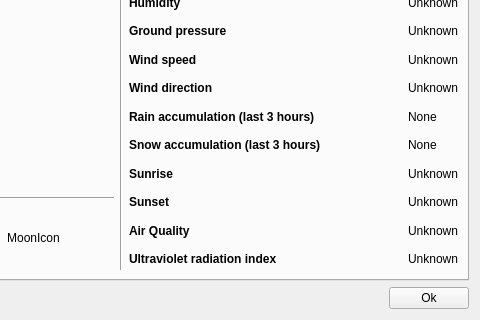
First picture: the form in WeatherDialog.ui, repository FelixdelasPozas/TrayWeather, before the edit; both pictures show x 237 to 717 and y 195 to 515 of the 717 by 515 pixel window.
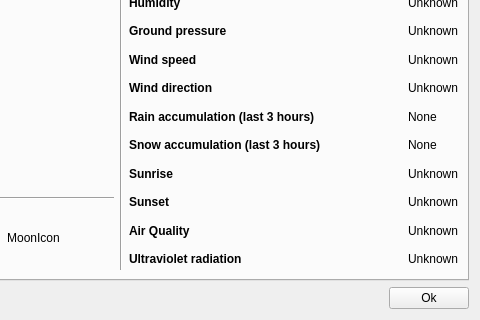
Second picture: the form after the edit. Icons and pictures are not drawn.

Patch:
```diff
--- a/WeatherDialog.ui
+++ b/WeatherDialog.ui
@@ -495,7 +495,7 @@
               <string>Current ultraviolet radiation index.</string>
              </property>
              <property name="text">
-              <string>Ultraviolet radiation index</string>
+              <string>Ultraviolet radiation</string>
              </property>
             </widget>
            </item>
```
